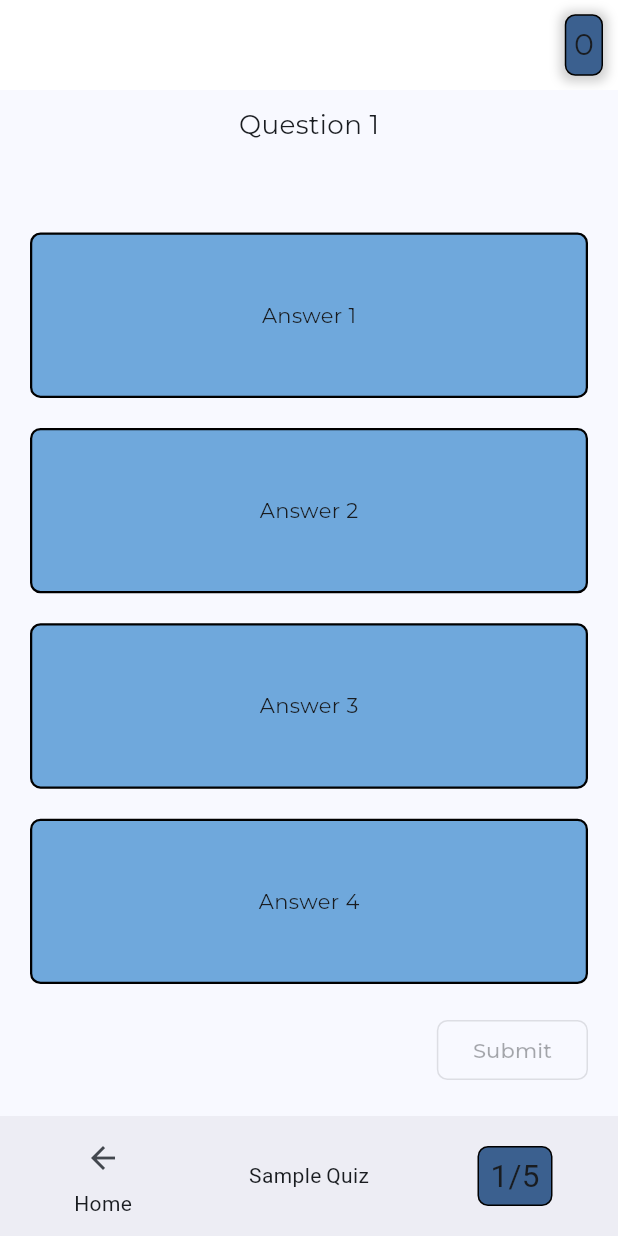
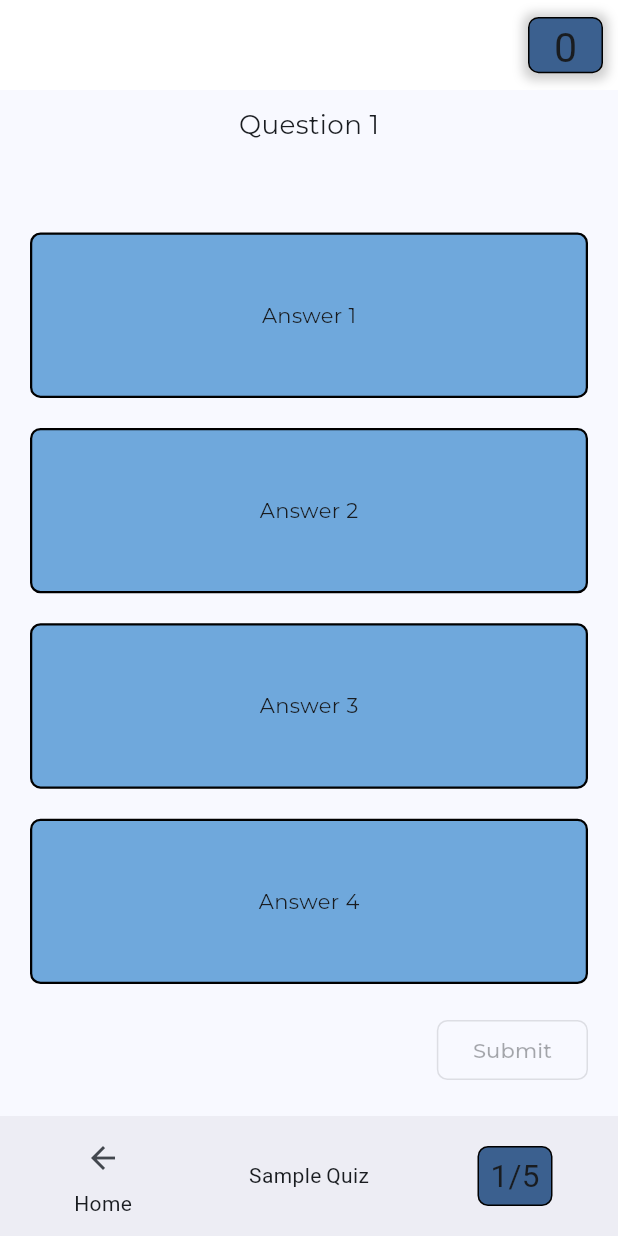
Before and after one commit to JishnuM5/5MinuteSanskrit, a Flutter app: the screen it shows after launch, after a tap on "Sample Quiz", on a phone screen of 412 x 824 dp. Run offline on Flutter 3.47's test engine with Material 3 defaults, Android fonts, the phone set to English and light mode, and no system bars; our stand-ins replace animated_text_kit, firebase_core, firebase_database, google_fonts; accounts and stored records are empty.

```diff
--- /dev/null
+++ b/lib/classes.dart
@@ -0,0 +1,23 @@
+// The question class manages each question.
+// It contains a question, a list of answers, and a correct answer index.
+class Question {
+  final String question;
+  final List<String> answers;
+  final int correctIndex;
+
+  Question({
+    required this.question,
+    required this.answers,
+    required this.correctIndex,
+  });
+}
+
+// The quiz class manages a list of questions.
+// It also contains the quiz name and the number of points earned for the quiz.
+class Quiz {
+  final List<Question> questions;
+  final String name;
+  int quizPoints = 0;
+
+  Quiz({required this.questions, required this.name});
+}
--- a/lib/main.dart
+++ b/lib/main.dart
@@ -1,23 +1,31 @@
 import 'package:flutter/material.dart';
 import 'package:google_fonts/google_fonts.dart';
 import 'package:provider/provider.dart';
+import 'package:firebase_core/firebase_core.dart';
+import 'firebase_options.dart';
 import 'package:animated_text_kit/animated_text_kit.dart';
 import 'quiz_page.dart';
 import 'app_bars.dart';
 import 'themes.dart';
+import 'package:firebase_database/firebase_database.dart';
 
-void main() {
+//This is the main method, from where the code runs.
+void main() async {
+  await Firebase.initializeApp(
+    options: DefaultFirebaseOptions.currentPlatform,
+  );
   runApp(const MyApp());
 }
 
+// This widget is the root of my application.
 class MyApp extends StatelessWidget {
   const MyApp({super.key});
 
-  // This widget is the root of my application.
   @override
   Widget build(BuildContext context) {
     return MultiProvider(
       providers: [
+        // I have two Provider classes, which contain app states lifted out of the widget.
         ChangeNotifierProvider<MyAppState>(create: (context) => MyAppState()),
         ChangeNotifierProvider<MyQuizState>(create: (context) => MyQuizState()),
       ],
@@ -31,7 +39,7 @@ class MyApp extends StatelessWidget {
   }
 }
 
-// This class contains app states lifted out of the widget tree
+// This class contains app states lifted out of the widget tree.
 class MyAppState extends ChangeNotifier {
   int _pageIndex = 0;
 
@@ -49,9 +57,9 @@ class MyHomePage extends StatefulWidget {
   State<MyHomePage> createState() => _MyHomePageState();
 }
 
-// This class is the manages the framework of the app
+// This class manages the framework of the app.
 class _MyHomePageState extends State<MyHomePage> {
-  // The selected index state manages page navigation
+  // The selected index state manages page navigation.
   @override
   Widget build(BuildContext context) {
     Widget page;
@@ -69,7 +77,7 @@ class _MyHomePageState extends State<MyHomePage> {
         page = const QuizPage();
         appBar = const QuizBar(navBarIndex: 1);
       case 3:
-        page = const Placeholder();
+        page = const SummaryPage();
         appBar = const QuizBar(navBarIndex: 1);
         break;
       default:
@@ -94,10 +102,13 @@ class _MyHomePageState extends State<MyHomePage> {
           ],
         ),
         actions: <Widget>[
+          // This widget is the point counter.
           Padding(
             padding: const EdgeInsets.fromLTRB(10, 0, 10, 0),
             child: Container(
-              padding: const EdgeInsets.all(5.0),
+              alignment: Alignment.center,
+              width: 50,
+              height: 37.5,
               decoration: BoxDecoration(
                 border: Border.all(
                   color: Colors.black,
@@ -109,12 +120,17 @@ class _MyHomePageState extends State<MyHomePage> {
                     color: Colors.grey.withOpacity(0.5),
                     spreadRadius: 3,
                     blurRadius: 5,
-                    offset: const Offset(0, 1), // Changes position of shadow
+                    offset: const Offset(0, 1),
                   ),
                 ],
               ),
-              child: Text('${context.watch<MyQuizState>().points}',
-                  style: const TextStyle(fontSize: 20.0)),
+              child: Text(
+                '${context.watch<MyQuizState>().points}',
+                style: TextStyle(
+                  fontSize: 27.5,
+                  fontFamily: GoogleFonts.courierPrime().fontFamily,
+                ),
+              ),
             ),
           ),
         ],
@@ -176,7 +192,7 @@ class _MainPageState extends State<MainPage> {
                     padding: const EdgeInsets.all(15.0),
                     alignment: Alignment.center,
                     child: Text(
-                      'Sample Quiz',
+                      context.read<MyQuizState>().quiz.name,
                       style: DefaultTextStyle.of(context).style.apply(
                           fontSizeFactor: 2.0,
                           fontFamily: GoogleFonts.courierPrime().fontFamily),
@@ -192,6 +208,7 @@ class _MainPageState extends State<MainPage> {
   }
 }
 
+// This is a text animation I want to use later in my code; possibly for the login/loading page.
 Widget useLater() {
   return AnimatedTextKit(
     isRepeatingAnimation: true,
--- a/lib/question.dart
+++ /dev/null
@@ -1,11 +0,0 @@
-class Question {
-  final String question;
-  final List<String> answers;
-  final int correctIndex;
-
-  Question({
-    required this.question,
-    required this.answers,
-    required this.correctIndex,
-  });
-}
--- a/lib/quiz_page.dart
+++ b/lib/quiz_page.dart
@@ -1,9 +1,14 @@
 import 'package:flutter/material.dart';
 import 'package:provider/provider.dart';
-import 'question.dart';
+import 'package:sanskrit_web_app/main.dart';
+import 'classes.dart';
 
+// This class contains app states, specifically for the quiz, lifted out of the widget tree
 class MyQuizState extends ChangeNotifier {
-  final List<Question> _qList = [
+  // A sample quiz.
+  final quiz = Quiz(
+    name: "Sample Quiz",
+    questions: [
       Question(
           question: "Question 1",
           answers: ["Answer 1", "Answer 2", "Answer 3", "Answer 4"],
@@ -24,15 +29,17 @@ class MyQuizState extends ChangeNotifier {
           question: "Question 5",
           answers: ["Answer 1", "Answer 2", "Answer 3", "Answer 4"],
           correctIndex: 0),
-  ];
+    ],
+  );
 
   int _selectedIndex = -1;
   bool _ansSubmitted = false;
   int currentQ = 0;
   int points = 0;
+  bool showSummary = false;
 
   void _addPoints(int numPoints) {
-    if (_selectedIndex == _qList[currentQ].correctIndex) {
+    if (_selectedIndex == quiz.questions[currentQ].correctIndex) {
       points += numPoints;
     }
   }
@@ -47,9 +54,10 @@ class MyQuizState extends ChangeNotifier {
     notifyListeners();
   }
 
+  // This method resets the question page when entering the quiz or going to the next question.
   void reset() {
-    if (currentQ == _qList.length - 1) {
-      //Summary Page
+    if (currentQ == quiz.questions.length - 1) {
+      showSummary = true;
     } else {
       if (_ansSubmitted) {
         currentQ++;
@@ -68,6 +76,7 @@ class QuizPage extends StatefulWidget {
   State<QuizPage> createState() => _QuizPageState();
 }
 
+// This class is a quiz page.
 class _QuizPageState extends State<QuizPage> {
   @override
   Widget build(BuildContext context) {
@@ -75,7 +84,7 @@ class _QuizPageState extends State<QuizPage> {
     var readState = context.read<MyQuizState>();
     var currentQ = watchState.currentQ;
     return Scaffold(
-      // A scroll view of questions
+      // A scroll view of questions.
       body: LayoutBuilder(builder: (context, constraints) {
         return SingleChildScrollView(
           child: ConstrainedBox(
@@ -88,40 +97,57 @@ class _QuizPageState extends State<QuizPage> {
                 child: Column(
                   mainAxisSize: MainAxisSize.max,
                   children: [
-                    Text(watchState._qList[currentQ].question,
+                    // The question.
+                    Text(watchState.quiz.questions[currentQ].question,
                         style: DefaultTextStyle.of(context)
                             .style
                             .apply(fontSizeFactor: 1.25)),
                     const SizedBox(height: 50),
+
+                    // The four answers.
                     Expanded(
                         child: AnswerTile(
-                            option: watchState._qList[currentQ].answers[0],
+                            option:
+                                watchState.quiz.questions[currentQ].answers[0],
                             index: 0)),
                     Expanded(
                         child: AnswerTile(
-                            option: watchState._qList[currentQ].answers[1],
+                            option:
+                                watchState.quiz.questions[currentQ].answers[1],
                             index: 1)),
                     Expanded(
                         child: AnswerTile(
-                            option: watchState._qList[currentQ].answers[2],
+                            option:
+                                watchState.quiz.questions[currentQ].answers[2],
                             index: 2)),
                     Expanded(
                         child: AnswerTile(
-                            option: watchState._qList[currentQ].answers[3],
+                            option:
+                                watchState.quiz.questions[currentQ].answers[3],
                             index: 3)),
+
+                    // This is the next/submit button.
                     Row(
                       mainAxisAlignment: MainAxisAlignment.end,
                       children: [
                         Padding(
                           padding: const EdgeInsets.all(10.0),
                           child: OutlinedButton(
-                            onPressed: watchState._selectedIndex == -1
+                            // If a question option isn't selected, you can't click submit.
+                            // If an option is selected, it will add 5 points if the answer is correct and reset the question page.
+                            onPressed: (watchState._selectedIndex == -1)
                                 ? null
                                 : () => {
                                       if (readState._ansSubmitted)
                                         {
                                           readState._addPoints(5),
                                           readState.reset(),
+                                          if (watchState.showSummary)
+                                            {
+                                              context
+                                                  .read<MyAppState>()
+                                                  .onItemTapped(3)
+                                            }
                                         }
                                       else
                                         {readState._onAnsSubmitted()}
@@ -152,6 +178,7 @@ class _QuizPageState extends State<QuizPage> {
   }
 }
 
+// This is the framework of an answer tile.
 class AnswerTile extends StatelessWidget {
   const AnswerTile({
     super.key,
@@ -167,9 +194,12 @@ class AnswerTile extends StatelessWidget {
     var watchState = context.watch<MyQuizState>();
     var readState = context.read<MyQuizState>();
     Border border;
+
+    // Here, the border of an answer is set based on selection/submission.
     if (watchState._selectedIndex == index) {
       if (watchState._ansSubmitted) {
-        if (readState._qList[readState.currentQ].correctIndex == index) {
+        if (readState.quiz.questions[readState.currentQ].correctIndex ==
+            index) {
           border = Border.all(
             color: Colors.green[800]!,
             width: 4.0,
@@ -188,7 +218,7 @@ class AnswerTile extends StatelessWidget {
       }
     } else {
       if (watchState._ansSubmitted &&
-          readState._qList[readState.currentQ].correctIndex == index) {
+          readState.quiz.questions[readState.currentQ].correctIndex == index) {
         border = Border.all(
           color: Colors.green[800]!,
           width: 4.0,
@@ -197,6 +227,8 @@ class AnswerTile extends StatelessWidget {
         border = Border.all(color: Colors.black, width: 1.5);
       }
     }
+
+    // This is the widget that contains the answer.
     return Padding(
       padding: const EdgeInsets.all(10),
       child: MouseRegion(
@@ -222,3 +254,37 @@ class AnswerTile extends StatelessWidget {
     );
   }
 }
+
+// This is my summary page.
+class SummaryPage extends StatelessWidget {
+  const SummaryPage({super.key});
+
+  @override
+  Widget build(BuildContext context) {
+    return Scaffold(
+      body: SingleChildScrollView(
+        child: Column(
+          children: [
+            Text(
+              "उत्तमम् !",
+              style:
+                  DefaultTextStyle.of(context).style.apply(fontSizeFactor: 2.0),
+            ),
+            const Padding(
+              padding: EdgeInsets.all(8.0),
+              child: Divider(),
+            ),
+            const Padding(
+              padding: EdgeInsets.all(20.0),
+              //IMAGE HERE
+              child: Text(
+                "🎉",
+                style: TextStyle(fontSize: 200),
+              ),
+            ),
+          ],
+        ),
+      ),
+    );
+  }
+}
--- a/lib/themes.dart
+++ b/lib/themes.dart
@@ -1,6 +1,7 @@
 import 'package:flutter/material.dart';
 import 'package:google_fonts/google_fonts.dart';
 
+// This theme variable is used to keep design consistent throughout the application
 final theme = ThemeData(
   colorScheme:
       ColorScheme.fromSeed(seedColor: const Color.fromARGB(255, 11, 83, 148)),
@@ -12,6 +13,7 @@ final theme = ThemeData(
           MaterialStateProperty.all<TextStyle?>(GoogleFonts.courierPrime())),
 );
 
+// This is the main logo that I'm using for my app.
 final logo = RichText(
   text: TextSpan(
     style: TextStyle(
--- a/pubspec.yaml
+++ b/pubspec.yaml
@@ -37,6 +37,8 @@ dependencies:
   provider: ^6.1.2
   google_fonts: ^6.2.0
   animated_text_kit: ^4.2.2
+  firebase_core: ^2.27.2
+  firebase_database: ^10.5.0
 
 
 dev_dependencies:
```
Also changed, not shown: lib/app_bars.dart (+4 -4 lines), lib/firebase_options.dart (added), pubspec.lock, 10 other files. Lines whose indentation alone changed are shown as unchanged.
